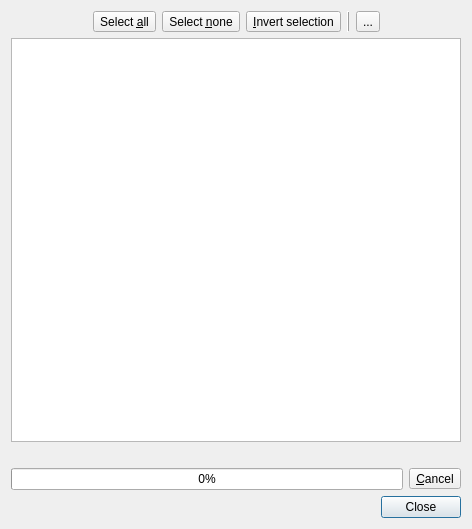
metgem/metgem, file lib/ui/download_databases_dialog.ui: the form before one commit.
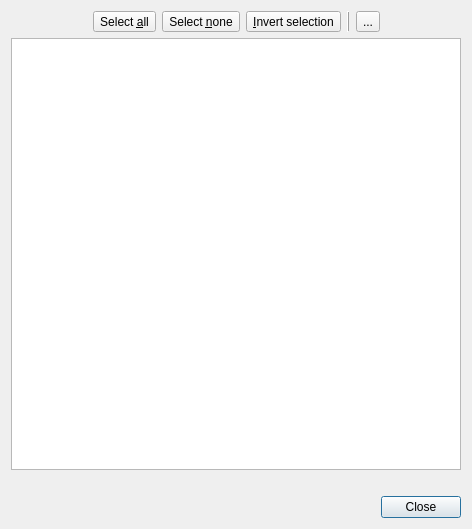
The form after the commit. Icons and pictures are not drawn. Custom widgets are drawn as their Qt base class.

Commit message: Uses a progress dialog instead of embedded progressbar

```diff
--- a/lib/ui/download_databases_dialog.ui
+++ b/lib/ui/download_databases_dialog.ui
@@ -139,45 +139,6 @@
      </property>
     </widget>
    </item>
-   <item>
-    <widget class="QWidget" name="widgetProgress" native="true">
-     <layout class="QHBoxLayout" name="layoutProgress">
-      <property name="leftMargin">
-       <number>0</number>
-      </property>
-      <property name="topMargin">
-       <number>0</number>
-      </property>
-      <property name="rightMargin">
-       <number>0</number>
-      </property>
-      <property name="bottomMargin">
-       <number>0</number>
-      </property>
-      <item>
-       <widget class="QProgressBar" name="progressBar">
-        <property name="value">
-         <number>0</number>
-        </property>
-        <property name="alignment">
-         <set>Qt::AlignCenter</set>
-        </property>
-       </widget>
-      </item>
-      <item>
-       <widget class="QToolButton" name="btCancelProcess">
-        <property name="text">
-         <string>&amp;Cancel</string>
-        </property>
-        <property name="icon">
-         <iconset resource="ui.qrc">
-          <normaloff>:/icons/images/cancel.svg</normaloff>:/icons/images/cancel.svg</iconset>
-        </property>
-       </widget>
-      </item>
-     </layout>
-    </widget>
-   </item>
    <item>
     <widget class="QDialogButtonBox" name="buttonBox">
      <property name="orientation">
```
The commit also changes 9 other files.
